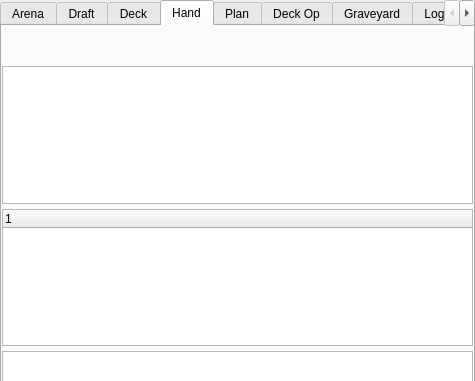
This is mainwindow.ui in supertriodo/Arena-Tracker as Qt 5 draws it before an edit; both pictures show x 0 to 475 and y 0 to 381 of the 475 by 697 pixel window. The edited form follows.
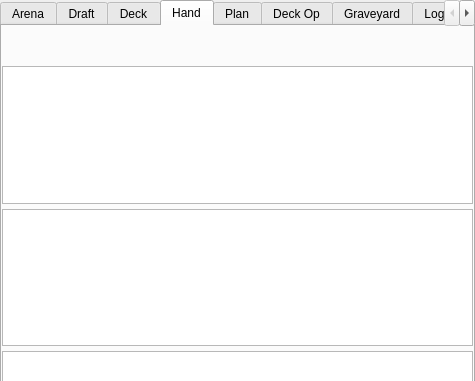
This is the edited form. The open tabs and pages were chosen to show the change. Icons and pictures are not drawn. Custom widgets are drawn as their Qt base class.

Commit message: SecretsHandler rework. Condensed UI.

Diff of the .ui file:
```diff
--- a/mainwindow.ui
+++ b/mainwindow.ui
@@ -947,13 +947,7 @@
            <widget class="MoveListWidget" name="enemyHandListWidget"/>
           </item>
           <item>
-           <widget class="MoveTreeWidget" name="secretsTreeWidget">
-            <column>
-             <property name="text">
-              <string notr="true">1</string>
-             </property>
-            </column>
-           </widget>
+           <widget class="MoveListWidget" name="secretsListWidget"/>
           </item>
           <item>
            <widget class="MoveListWidget" name="drawListWidget"/>
```
Left out of the diff: 4 changed lines with no effect on the pictures. The commit also changes 7 other files.
